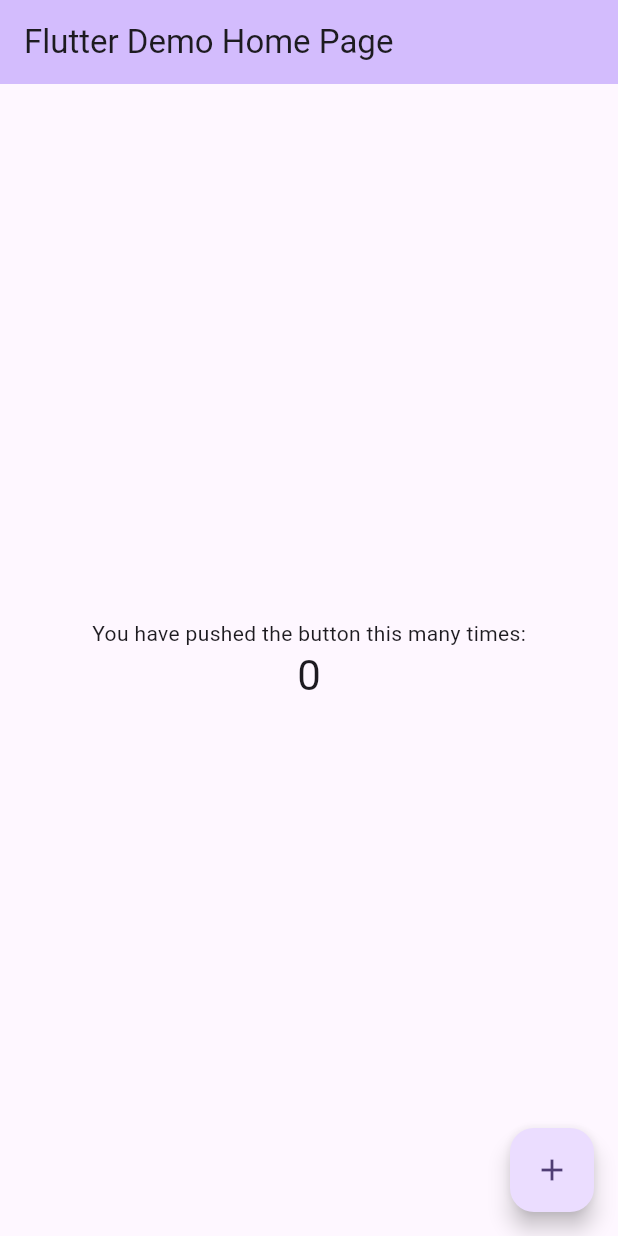
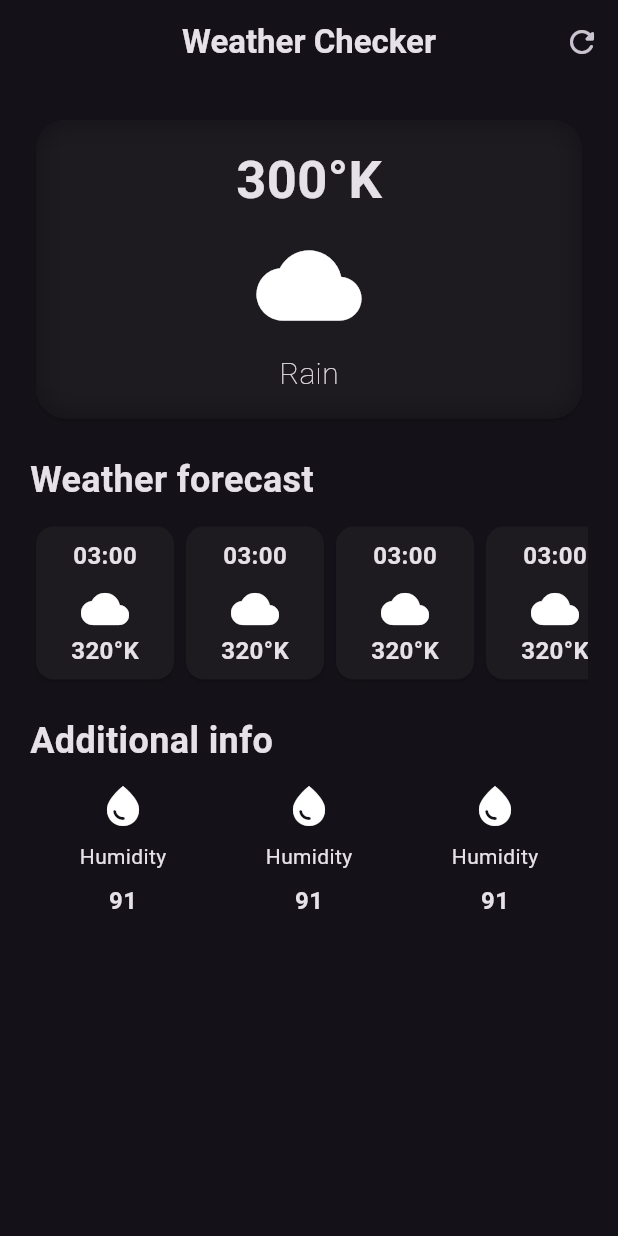
Before and after one commit to utsabhaldar/live-weather-app-Flutter, a Flutter app: the screen it shows after launch, on a phone screen of 412 x 824 dp. Run offline on Flutter 3.47's test engine with Material 3 defaults, Android fonts, the phone set to English and light mode, and no system bars.

Commit message:
home page UI and widgets created

```diff
--- /dev/null
+++ b/lib/Pages/home_page.dart
@@ -0,0 +1,90 @@
+import 'package:flutter/material.dart';
+import 'package:live_weather_app_flutter/Widgets/additional_info.dart';
+import 'package:live_weather_app_flutter/Widgets/hourly_weather_card.dart';
+import 'package:live_weather_app_flutter/Widgets/main_weather_card.dart';
+
+class WeatherScreen extends StatefulWidget {
+  const WeatherScreen({super.key});
+
+  @override
+  State<WeatherScreen> createState() => _WeatherScreenState();
+}
+
+class _WeatherScreenState extends State<WeatherScreen> {
+  @override
+  Widget build(BuildContext context) {
+    return Scaffold(
+      appBar: AppBar(
+        title: const Text(
+          'Weather Checker',
+          style: TextStyle(
+            fontWeight: FontWeight.bold,
+          ),
+        ),
+        centerTitle: true,
+        actions: [
+          IconButton(
+            onPressed: () {},
+            icon: const Icon(Icons.refresh_rounded),
+          ),
+        ],
+      ),
+      body: const Padding(
+        padding: EdgeInsets.all(20.0),
+        child: Column(
+          crossAxisAlignment: CrossAxisAlignment.start,
+          children: [
+            MainWeatherCard(),
+            SizedBox(
+              height: 20,
+            ),
+            Text(
+              "Weather forecast",
+              style: TextStyle(
+                fontSize: 24,
+                fontWeight: FontWeight.bold,
+              ),
+            ),
+            SizedBox(
+              height: 10,
+            ),
+            SingleChildScrollView(
+              scrollDirection: Axis.horizontal,
+              child: Row(
+                children: [
+                  HourlyWeatherCard(),
+                  HourlyWeatherCard(),
+                  HourlyWeatherCard(),
+                  HourlyWeatherCard(),
+                  HourlyWeatherCard(),
+                  HourlyWeatherCard(),
+                ],
+              ),
+            ),
+            SizedBox(
+              height: 20,
+            ),
+            Text(
+              "Additional info",
+              style: TextStyle(
+                fontSize: 24,
+                fontWeight: FontWeight.bold,
+              ),
+            ),
+            SizedBox(
+              height: 10,
+            ),
+            Row(
+              mainAxisAlignment: MainAxisAlignment.spaceAround,
+              children: [
+                AdditionalInfo(),
+                AdditionalInfo(),
+                AdditionalInfo(),
+              ],
+            ),
+          ],
+        ),
+      ),
+    );
+  }
+}
--- /dev/null
+++ b/lib/Widgets/additional_info.dart
@@ -0,0 +1,35 @@
+import 'package:flutter/material.dart';
+
+class AdditionalInfo extends StatelessWidget {
+  const AdditionalInfo({
+    super.key,
+  });
+
+  @override
+  Widget build(BuildContext context) {
+    return const Column(
+      children: [
+        Icon(
+          Icons.water_drop,
+          size: 32,
+        ),
+        SizedBox(
+          height: 8,
+        ),
+        Text(
+          'Humidity',
+        ),
+        SizedBox(
+          height: 8,
+        ),
+        Text(
+          '91',
+          style: TextStyle(
+            fontSize: 16,
+            fontWeight: FontWeight.bold,
+          ),
+        ),
+      ],
+    );
+  }
+}
--- /dev/null
+++ b/lib/Widgets/hourly_weather_card.dart
@@ -0,0 +1,42 @@
+import 'package:flutter/material.dart';
+
+class HourlyWeatherCard extends StatelessWidget {
+  const HourlyWeatherCard({super.key});
+
+  @override
+  Widget build(BuildContext context) {
+    return const SizedBox(
+      width: 100,
+      child: Card(
+        child: Padding(
+          padding: EdgeInsets.all(8.0),
+          child: Column(
+            children: [
+              Text(
+                '03:00',
+                style: TextStyle(
+                  fontSize: 16,
+                  fontWeight: FontWeight.bold,
+                ),
+              ),
+              SizedBox(
+                height: 8,
+              ),
+              Icon(
+                Icons.cloud,
+                size: 32,
+              ),
+              Text(
+                '320°K',
+                style: TextStyle(
+                  fontSize: 16,
+                  fontWeight: FontWeight.bold,
+                ),
+              ),
+            ],
+          ),
+        ),
+      ),
+    );
+  }
+}
--- /dev/null
+++ b/lib/Widgets/main_weather_card.dart
@@ -0,0 +1,57 @@
+import 'dart:ui';
+
+import 'package:flutter/material.dart';
+
+class MainWeatherCard extends StatelessWidget {
+  const MainWeatherCard({super.key});
+
+  @override
+  Widget build(BuildContext context) {
+    return SizedBox(
+      width: double.infinity,
+      child: Card(
+        shape: RoundedRectangleBorder(borderRadius: BorderRadius.circular(20)),
+        child: ClipRRect(
+          borderRadius: BorderRadius.circular(20),
+          child: BackdropFilter(
+            filter: ImageFilter.blur(
+              sigmaX: 10,
+              sigmaY: 10,
+            ),
+            child: const Padding(
+              padding: EdgeInsets.all(15.0),
+              child: Column(
+                children: [
+                  Text(
+                    '300°K',
+                    style: TextStyle(
+                      fontSize: 35,
+                      fontWeight: FontWeight.bold,
+                    ),
+                  ),
+                  SizedBox(
+                    height: 10,
+                  ),
+                  Icon(
+                    Icons.cloud,
+                    size: 70,
+                  ),
+                  SizedBox(
+                    height: 10,
+                  ),
+                  Text(
+                    'Rain',
+                    style: TextStyle(
+                      fontSize: 20,
+                      fontWeight: FontWeight.w200,
+                    ),
+                  )
+                ],
+              ),
+            ),
+          ),
+        ),
+      ),
+    );
+  }
+}
--- a/lib/main.dart
+++ b/lib/main.dart
@@ -1,4 +1,5 @@
 import 'package:flutter/material.dart';
+import 'package:live_weather_app_flutter/Pages/home_page.dart';
 
 void main() {
   runApp(const MyApp());
@@ -11,115 +12,12 @@
   @override
   Widget build(BuildContext context) {
     return MaterialApp(
+      debugShowCheckedModeBanner: false,
       title: 'Flutter Demo',
-      theme: ThemeData(
-        // This is the theme of your application.
-        //
-        // TRY THIS: Try running your application with "flutter run". You'll see
-        // the application has a purple toolbar. Then, without quitting the app,
-        // try changing the seedColor in the colorScheme below to Colors.green
-        // and then invoke "hot reload" (save your changes or press the "hot
-        // reload" button in a Flutter-supported IDE, or press "r" if you used
-        // the command line to start the app).
-        //
-        // Notice that the counter didn't reset back to zero; the application
-        // state is not lost during the reload. To reset the state, use hot
-        // restart instead.
-        //
-        // This works for code too, not just values: Most code changes can be
-        // tested with just a hot reload.
-        colorScheme: ColorScheme.fromSeed(seedColor: Colors.deepPurple),
+      theme: ThemeData.dark(
         useMaterial3: true,
       ),
-      home: const MyHomePage(title: 'Flutter Demo Home Page'),
+      home: const WeatherScreen(),
     );
   }
 }
-
-class MyHomePage extends StatefulWidget {
-  const MyHomePage({super.key, required this.title});
-
-  // This widget is the home page of your application. It is stateful, meaning
-  // that it has a State object (defined below) that contains fields that affect
-  // how it looks.
-
-  // This class is the configuration for the state. It holds the values (in this
-  // case the title) provided by the parent (in this case the App widget) and
-  // used by the build method of the State. Fields in a Widget subclass are
-  // always marked "final".
-
-  final String title;
-
-  @override
-  State<MyHomePage> createState() => _MyHomePageState();
-}
-
-class _MyHomePageState extends State<MyHomePage> {
-  int _counter = 0;
-
-  void _incrementCounter() {
-    setState(() {
-      // This call to setState tells the Flutter framework that something has
-      // changed in this State, which causes it to rerun the build method below
-      // so that the display can reflect the updated values. If we changed
-      // _counter without calling setState(), then the build method would not be
-      // called again, and so nothing would appear to happen.
-      _counter++;
-    });
-  }
-
-  @override
-  Widget build(BuildContext context) {
-    // This method is rerun every time setState is called, for instance as done
-    // by the _incrementCounter method above.
-    //
-    // The Flutter framework has been optimized to make rerunning build methods
-    // fast, so that you can just rebuild anything that needs updating rather
-    // than having to individually change instances of widgets.
-    return Scaffold(
-      appBar: AppBar(
-        // TRY THIS: Try changing the color here to a specific color (to
-        // Colors.amber, perhaps?) and trigger a hot reload to see the AppBar
-        // change color while the other colors stay the same.
-        backgroundColor: Theme.of(context).colorScheme.inversePrimary,
-        // Here we take the value from the MyHomePage object that was created by
-        // the App.build method, and use it to set our appbar title.
-        title: Text(widget.title),
-      ),
-      body: Center(
-        // Center is a layout widget. It takes a single child and positions it
-        // in the middle of the parent.
-        child: Column(
-          // Column is also a layout widget. It takes a list of children and
-          // arranges them vertically. By default, it sizes itself to fit its
-          // children horizontally, and tries to be as tall as its parent.
-          //
-          // Column has various properties to control how it sizes itself and
-          // how it positions its children. Here we use mainAxisAlignment to
-          // center the children vertically; the main axis here is the vertical
-          // axis because Columns are vertical (the cross axis would be
-          // horizontal).
-          //
-          // TRY THIS: Invoke "debug painting" (choose the "Toggle Debug Paint"
-          // action in the IDE, or press "p" in the console), to see the
-          // wireframe for each widget.
-          mainAxisAlignment: MainAxisAlignment.center,
-          children: <Widget>[
-            const Text(
-              'You have pushed the button this many times:',
-            ),
-            Text(
-              '$_counter',
-              style: Theme.of(context).textTheme.headlineMedium,
-            ),
-          ],
-        ),
-      ),
-      floatingActionButton: FloatingActionButton(
-        onPressed: _incrementCounter,
-        tooltip: 'Increment',
-        child: const Icon(Icons.add),
-      ), // This trailing comma makes auto-formatting nicer for build methods.
-    );
-  }
-}
```
